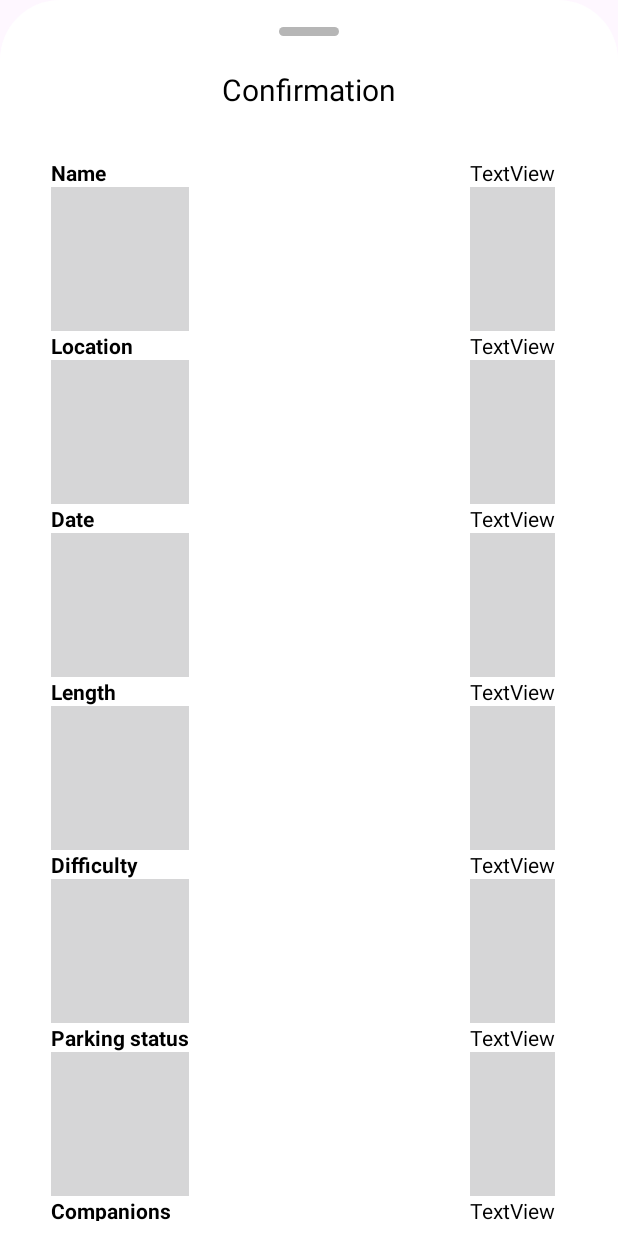
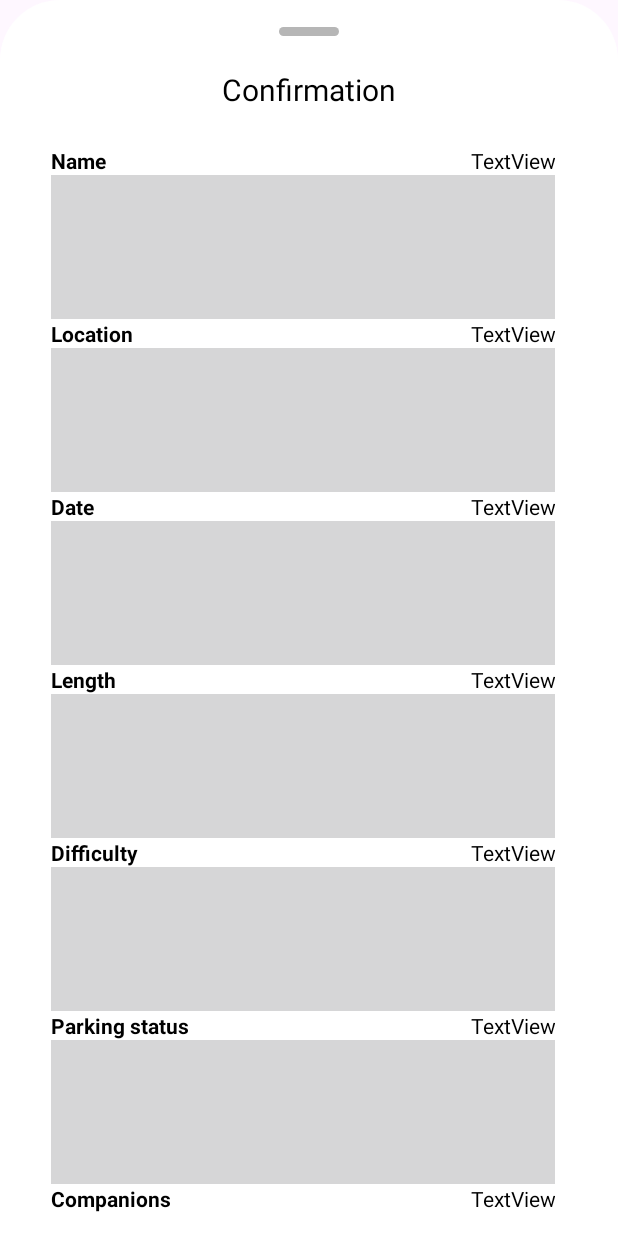
Before and after one commit to hackernese/M-Hiker, an Android app: the layout confirmation_bottomsheet.xml on its own in the app's theme, with its tools: preview values and no code run, on a phone screen of 412 x 824 dp. Run offline under Robolectric (Android 15) with nearby library versions, the phone set to English and light mode, and no system bars; Roboto replaces fonts that are not available here.

Commit message:
Added confirmation form

```diff
--- a/app/src/main/res/layout/confirmation_bottomsheet.xml
+++ b/app/src/main/res/layout/confirmation_bottomsheet.xml
@@ -21,9 +21,9 @@
     <androidx.constraintlayout.widget.ConstraintLayout
         android:layout_width="0dp"
         android:layout_height="wrap_content"
-        android:layout_marginTop="16dp"
+        android:layout_marginTop="8dp"
         app:layout_constraintEnd_toEndOf="parent"
-        app:layout_constraintHorizontal_bias="0.5"
+        app:layout_constraintHorizontal_bias="0.0"
         app:layout_constraintStart_toStartOf="parent"
         app:layout_constraintTop_toBottomOf="@+id/textView45">
 
@@ -92,7 +92,7 @@
         </LinearLayout>
 
         <LinearLayout
-            android:layout_width="wrap_content"
+            android:layout_width="0dp"
             android:layout_height="wrap_content"
             android:layout_marginTop="16dp"
             android:layout_marginEnd="32dp"
@@ -101,6 +101,7 @@
             android:showDividers="middle"
             app:layout_constraintBottom_toBottomOf="parent"
             app:layout_constraintEnd_toEndOf="parent"
+            app:layout_constraintStart_toEndOf="@+id/linearLayout5"
             app:layout_constraintTop_toTopOf="parent"
             app:layout_constraintVertical_bias="0.0">
 
@@ -108,43 +109,65 @@
                 android:id="@+id/namelabel"
                 android:layout_width="match_parent"
                 android:layout_height="wrap_content"
-                android:text="TextView" />
+                android:ellipsize="end"
+                android:singleLine="true"
+                android:text="TextView"
+                android:textAlignment="textEnd" />
 
             <TextView
                 android:id="@+id/locationlabel"
                 android:layout_width="match_parent"
                 android:layout_height="wrap_content"
-                android:text="TextView" />
+                android:ellipsize="end"
+                android:singleLine="true"
+                android:text="TextView"
+                android:textAlignment="textEnd" />
 
             <TextView
                 android:id="@+id/datelabel"
                 android:layout_width="match_parent"
                 android:layout_height="wrap_content"
-                android:text="TextView" />
+                android:ellipsize="end"
+                android:singleLine="true"
+                android:text="TextView"
+                android:textAlignment="textEnd" />
 
             <TextView
                 android:id="@+id/lengthlabel"
                 android:layout_width="match_parent"
                 android:layout_height="wrap_content"
-                android:text="TextView" />
+                android:ellipsize="end"
+                android:maxLines="1"
+                android:singleLine="true"
+                android:text="TextView"
+                android:textAlignment="textEnd" />
 
             <TextView
                 android:id="@+id/difficultylabel"
                 android:layout_width="match_parent"
                 android:layout_height="wrap_content"
-                android:text="TextView" />
+                android:ellipsize="end"
+                android:singleLine="true"
+                android:text="TextView"
+                android:textAlignment="textEnd" />
 
             <TextView
                 android:id="@+id/parkinglabel"
                 android:layout_width="match_parent"
                 android:layout_height="wrap_content"
-                android:text="TextView" />
+                android:ellipsize="end"
+                android:singleLine="true"
+                android:text="TextView"
+                android:textAlignment="textEnd" />
 
             <TextView
                 android:id="@+id/companionlabel"
                 android:layout_width="match_parent"
                 android:layout_height="wrap_content"
-                android:text="TextView" />
+                android:ellipsize="end"
+                android:singleLine="true"
+                android:text="TextView"
+                android:textAlignment="textEnd" />
         </LinearLayout>
 
         <androidx.constraintlayout.widget.ConstraintLayout
@@ -171,7 +194,7 @@
                 app:layout_constraintTop_toTopOf="parent">
 
                 <Button
-                    android:id="@+id/button3"
+                    android:id="@+id/cancelbtn"
                     android:layout_width="wrap_content"
                     android:layout_height="wrap_content"
                     android:layout_marginEnd="10dp"
@@ -181,7 +204,7 @@
                     app:cornerRadius="5dp" />
 
                 <Button
-                    android:id="@+id/button4"
+                    android:id="@+id/confirmbtn"
                     android:layout_width="wrap_content"
                     android:layout_height="wrap_content"
                     android:layout_weight="1"
```
Also changed, not shown: app/src/main/java/com/example/m_hiker/CreateHikePage/CreateHikeIndex.java (+47 -1 lines).
